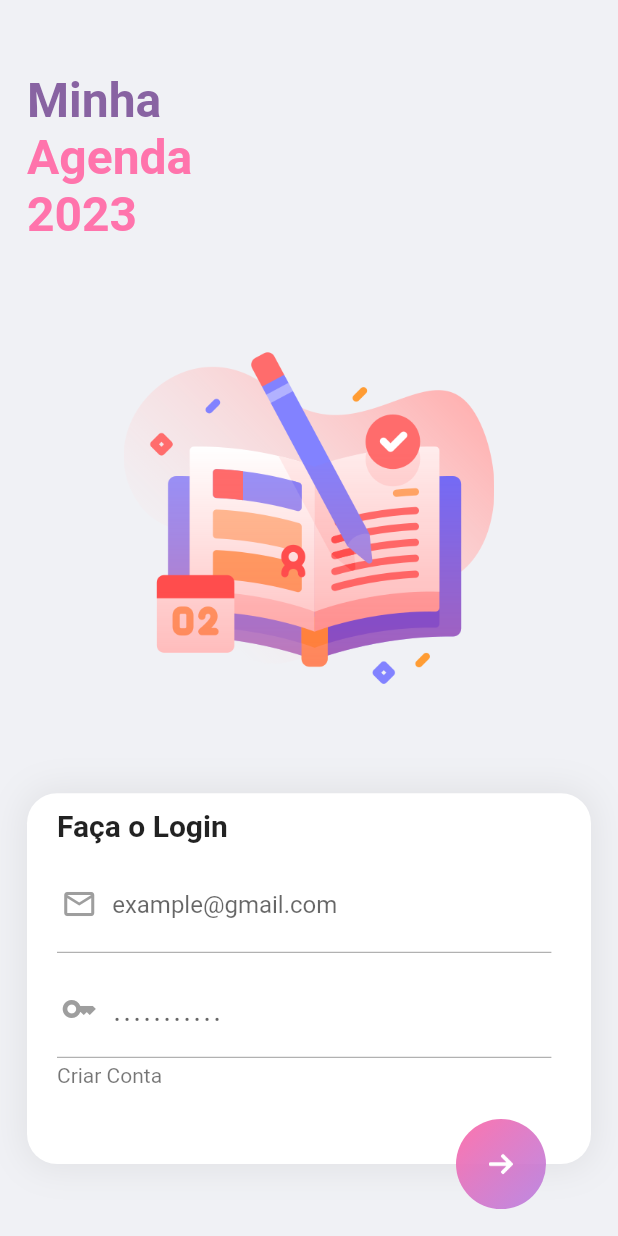
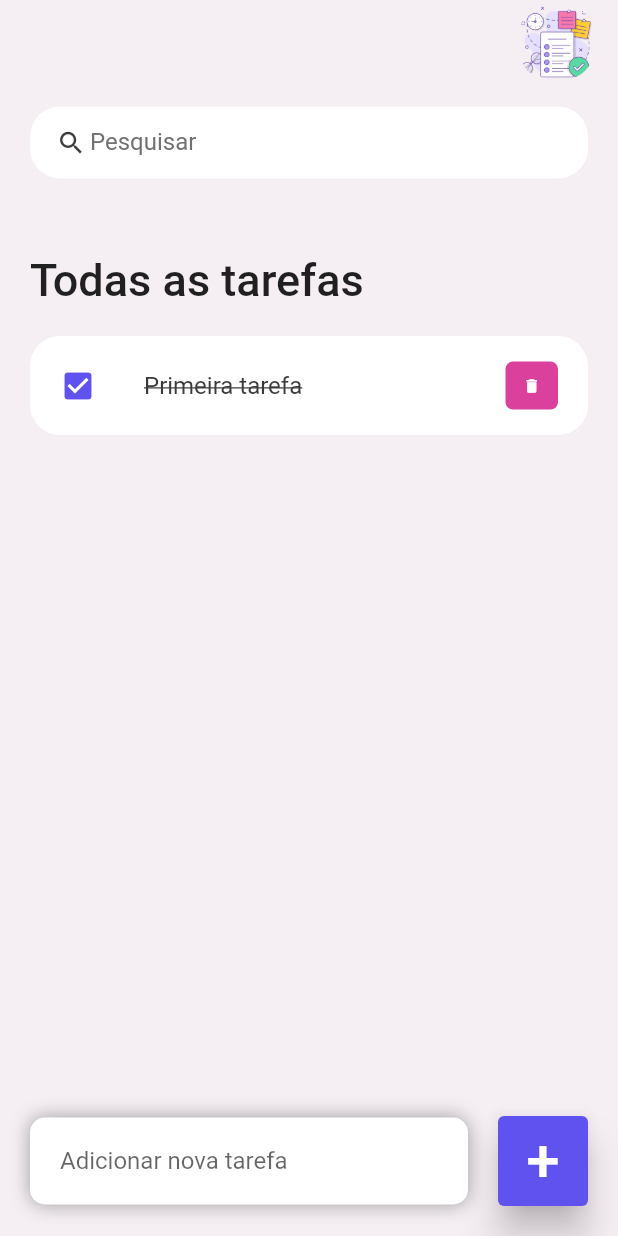
Before and after one commit to queren-hapuque-10/agenda-app, a Flutter app: the Home screen opened directly, on a phone screen of 412 x 824 dp. Run offline on Flutter 3.47's test engine with Material 2 defaults, Android fonts, the phone set to English and light mode, and no system bars.

Commit message:
lista de tarefas

```diff
--- /dev/null
+++ b/lib/constants/colors.dart
@@ -0,0 +1,9 @@
+import 'package:flutter/material.dart';
+
+const Color tdRed = Color.fromARGB(255, 218, 64, 156);
+const Color tdBlue = Color(0xFF5F52EE);
+
+const Color tdBlack = Color(0xFF3A3A3A);
+const Color tdGrey = Color(0xFF717171);
+
+const Color tdBGColor = Color.fromARGB(255, 245, 238, 243);
--- a/lib/main.dart
+++ b/lib/main.dart
@@ -9,7 +9,6 @@
 class MyApp extends StatelessWidget {
   const MyApp({Key? key}) : super(key: key);
 
-
   @override
   Widget build(BuildContext context) {
     return const MaterialApp(
--- /dev/null
+++ b/lib/model/todo.dart
@@ -0,0 +1,18 @@
+class ToDo {
+  String? id;
+  String? todoText;
+  bool isDone;
+
+  ToDo({
+    required this.id,
+    required this.todoText,
+    this.isDone = false,
+  });
+
+  static List<ToDo> todoList() {
+    return [
+      ToDo(id: '01', todoText: 'Primeira tarefa', isDone: true ),
+
+    ];
+  }
+}
--- /dev/null
+++ b/lib/screens/home.dart
@@ -0,0 +1,216 @@
+import 'package:flutter/material.dart';
+
+import '../model/todo.dart';
+import '../constants/colors.dart';
+import '../widgets/todo_item.dart';
+
+class Home extends StatefulWidget {
+  Home({Key? key}) : super(key: key);
+
+  @override
+  State<Home> createState() => _HomeState();
+}
+
+class _HomeState extends State<Home> {
+  final todosList = ToDo.todoList();
+  List<ToDo> _foundToDo = [];
+  final _todoController = TextEditingController();
+
+  @override
+  void initState() {
+    _foundToDo = todosList;
+    super.initState();
+  }
+
+  @override
+  Widget build(BuildContext context) {
+    return Scaffold(
+      backgroundColor: tdBGColor,
+      appBar: _buildAppBar(),
+      body: Stack(
+        children: [
+          Container(
+            padding: EdgeInsets.symmetric(
+              horizontal: 20,
+              vertical: 15,
+            ),
+            child: Column(
+              children: [
+                searchBox(),
+                Expanded(
+                  child: ListView(
+                    children: [
+                      Container(
+                        margin: EdgeInsets.only(
+                          top: 50,
+                          bottom: 20,
+                        ),
+                        child: Text(
+                          'Todas as tarefas',
+                          style: TextStyle(
+                            fontSize: 30,
+                            fontWeight: FontWeight.w500,
+                          ),
+                        ),
+                      ),
+                      for (ToDo todoo in _foundToDo.reversed)
+                        ToDoItem(
+                          todo: todoo,
+                          onToDoChanged: _handleToDoChange,
+                          onDeleteItem: _deleteToDoItem,
+                        ),
+                    ],
+                  ),
+                )
+              ],
+            ),
+          ),
+          Align(
+            alignment: Alignment.bottomCenter,
+            child: Row(children: [
+              Expanded(
+                child: Container(
+                  margin: EdgeInsets.only(
+                    bottom: 20,
+                    right: 20,
+                    left: 20,
+                  ),
+                  padding: EdgeInsets.symmetric(
+                    horizontal: 20,
+                    vertical: 5,
+                  ),
+                  decoration: BoxDecoration(
+                    color: Colors.white,
+                    boxShadow: const [
+                      BoxShadow(
+                        color: Colors.grey,
+                        offset: Offset(0.0, 0.0),
+                        blurRadius: 10.0,
+                        spreadRadius: 0.0,
+                      ),
+                    ],
+                    borderRadius: BorderRadius.circular(10),
+                  ),
+                  child: TextField(
+                    controller: _todoController,
+                    decoration: InputDecoration(
+                        hintText: 'Adicionar nova tarefa',
+                        border: InputBorder.none),
+                  ),
+                ),
+              ),
+
+              Container(
+                margin: EdgeInsets.only(
+                  bottom: 20,
+                  right: 20,
+                ),
+                child: ElevatedButton(
+                  child: Text(
+                    '+',
+                    style: TextStyle(
+                      fontSize: 40,
+                    ),
+                  ),
+                  onPressed: () {
+                    _addToDoItem(_todoController.text);
+                  },
+                  style: ElevatedButton.styleFrom(
+                    primary: tdBlue,
+                    minimumSize: Size(60, 60),
+                    elevation: 10,
+                  ),
+                ),
+              ),
+            ]),
+          ),
+        ],
+      ),
+    );
+  }
+
+  void _handleToDoChange(ToDo todo) {
+    setState(() {
+      todo.isDone = !todo.isDone;
+    });
+  }
+
+  void _deleteToDoItem(String id) {
+    setState(() {
+      todosList.removeWhere((item) => item.id == id);
+    });
+  }
+
+  void _addToDoItem(String toDo) {
+    setState(() {
+      todosList.add(ToDo(
+        id: DateTime.now().millisecondsSinceEpoch.toString(),
+        todoText: toDo,
+      ));
+    });
+    _todoController.clear();
+  }
+
+  void _runFilter(String enteredKeyword) {
+    List<ToDo> results = [];
+    if (enteredKeyword.isEmpty) {
+      results = todosList;
+    } else {
+      results = todosList
+          .where((item) => item.todoText!
+              .toLowerCase()
+              .contains(enteredKeyword.toLowerCase()))
+          .toList();
+    }
+
+    setState(() {
+      _foundToDo = results;
+    });
+  }
+
+  Widget searchBox() {
+    return Container(
+      padding: EdgeInsets.symmetric(horizontal: 15),
+      decoration: BoxDecoration(
+        color: Colors.white,
+        borderRadius: BorderRadius.circular(20),
+      ),
+      child: TextField(
+        onChanged: (value) => _runFilter(value),
+        decoration: InputDecoration(
+          contentPadding: EdgeInsets.all(0),
+          prefixIcon: Icon(
+            Icons.search,
+            color: tdBlack,
+            size: 20,
+          ),
+          prefixIconConstraints: BoxConstraints(
+            maxHeight: 20,
+            minWidth: 25,
+          ),
+          border: InputBorder.none,
+          hintText: 'Pesquisar',
+          hintStyle: TextStyle(color: tdGrey),
+        ),
+      ),
+    );
+  }
+
+  AppBar _buildAppBar() {
+    return AppBar(
+      backgroundColor: tdBGColor,
+      elevation: 0,
+      title: Row(mainAxisAlignment: MainAxisAlignment.end, children: [
+
+        Container(
+          height: 50,
+          width: 50,
+          child: ClipRRect(
+            borderRadius: BorderRadius.circular(20),
+            child: Image.asset('assets/ordem-de-servico.png'),
+          ),
+        ),
+      ]),
+    );
+  }
+}
--- a/lib/ui/home.dart
+++ b/lib/ui/login.dart
@@ -1,7 +1,8 @@
+import 'package:agenda/screens/home.dart';
 import 'package:flutter/material.dart';
 
-class Home extends StatelessWidget {
-  const Home({Key? key}) : super(key: key);
+class Login extends StatelessWidget {
+  const Login({Key? key}) : super(key: key);
 
   @override
   Widget build(BuildContext context) {
@@ -162,6 +163,12 @@
                     bottom: -30,
                     right: 30,
                     child: Container(
+                     child: GestureDetector(
+                      onTap: () {
+                        Navigator.pushReplacement(context,
+                            MaterialPageRoute(builder: (_) => Home()));
+                      },
+                       ),
                       padding: const EdgeInsets.all(22),
                       height: 60,
                       width: 60,
@@ -178,8 +185,11 @@
                             begin: FractionalOffset.topLeft,
                             end: FractionalOffset.bottomRight),
                         shape: BoxShape.circle,
+
                       ),
-                      child: Image.asset('assets/seta-direita.png'),
+
+                    //  child: Image.asset('assets/seta-direita.png'),
+
                     ),
                   ),
                 ],
--- a/lib/ui/welcome.dart
+++ b/lib/ui/welcome.dart
@@ -1,4 +1,4 @@
-import 'package:agenda/ui/home.dart';
+import 'package:agenda/ui/login.dart';
 import 'package:flutter/material.dart';
 
 class Welcome extends StatelessWidget {
@@ -53,7 +53,7 @@
                     child: GestureDetector(
                       onTap: () {
                         Navigator.pushReplacement(context,
-                            MaterialPageRoute(builder: (_) => const Home()));
+                            MaterialPageRoute(builder: (_) => const Login()));
                       },
                       child: Container(
                         height: 50,
--- /dev/null
+++ b/lib/widgets/todo_item.dart
@@ -0,0 +1,66 @@
+import 'package:flutter/material.dart';
+
+import '../model/todo.dart';
+import '../constants/colors.dart';
+
+class ToDoItem extends StatelessWidget {
+  final ToDo todo;
+  final onToDoChanged;
+  final onDeleteItem;
+
+  const ToDoItem({
+    Key? key,
+    required this.todo,
+    required this.onToDoChanged,
+    required this.onDeleteItem,
+  }) : super(key: key);
+
+  @override
+  Widget build(BuildContext context) {
+    return Container(
+      margin: EdgeInsets.only(bottom: 20),
+      child: ListTile(
+        onTap: () {
+          // print('Clicked on Todo Item.');
+          onToDoChanged(todo);
+        },
+        shape: RoundedRectangleBorder(
+          borderRadius: BorderRadius.circular(20),
+        ),
+        contentPadding: EdgeInsets.symmetric(horizontal: 20, vertical: 5),
+        tileColor: Colors.white,
+        leading: Icon(
+          todo.isDone ? Icons.check_box : Icons.check_box_outline_blank,
+          color: tdBlue,
+        ),
+        title: Text(
+          todo.todoText!,
+          style: TextStyle(
+            fontSize: 16,
+            color: tdBlack,
+            decoration: todo.isDone ? TextDecoration.lineThrough : null,
+          ),
+        ),
+        trailing: Container(
+          padding: EdgeInsets.all(0),
+          margin: EdgeInsets.symmetric(vertical: 12),
+          height: 35,
+          width: 35,
+          decoration: BoxDecoration(
+            color: tdRed,
+            borderRadius: BorderRadius.circular(5),
+          ),
+          child: IconButton(
+            color: Colors.white,
+            iconSize: 12,
+            icon: Icon(Icons.delete),
+            onPressed: () {
+              // print('Clicked on delete icon');
+              onDeleteItem(todo.id);
+            },
+          ),
+        ),
+      ),
+    );
+  }
+}
--- a/pubspec.yaml
+++ b/pubspec.yaml
@@ -19,7 +19,7 @@
 version: 1.0.0+1
 
 environment:
-  sdk: '>=3.1.1 <4.0.0'
+  sdk: '>=3.1.0 <4.0.0'
 
 # Dependencies specify other packages that your package needs in order to work.
 # To automatically upgrade your package dependencies to the latest versions
```
Also changed, not shown: assets/ordem-de-servico.png (added), pubspec.lock.
